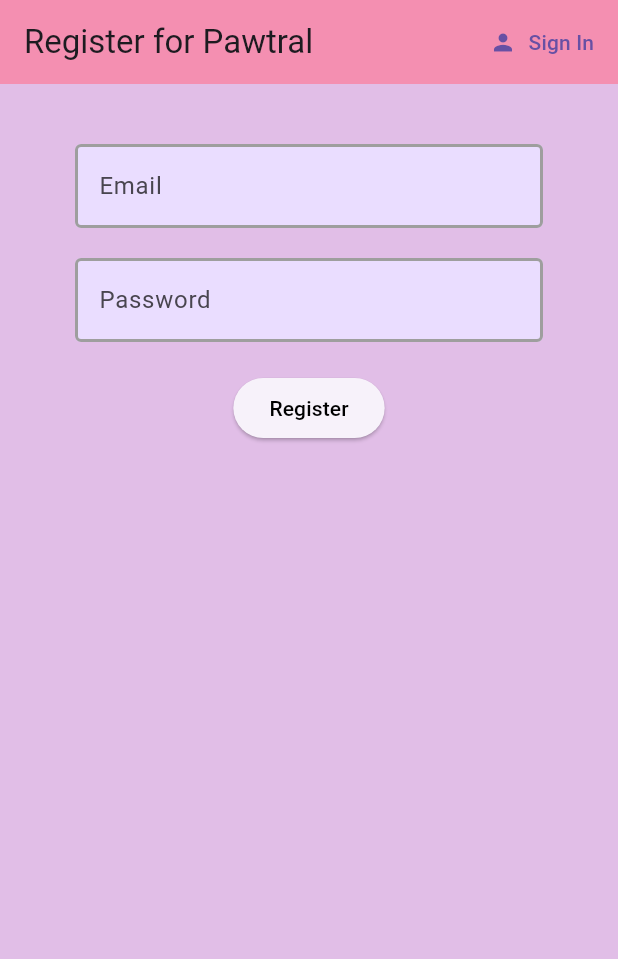
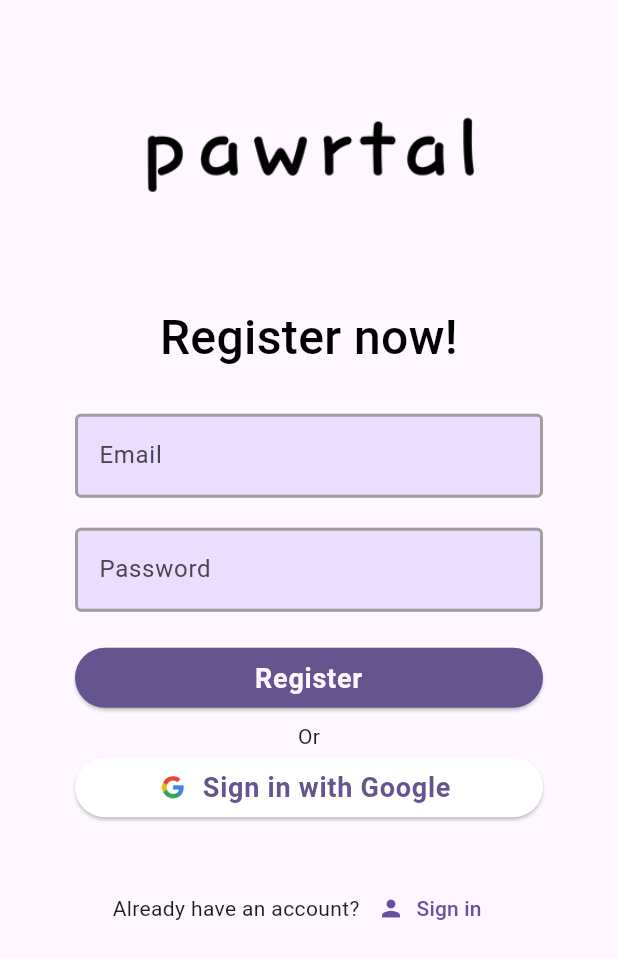
Before and after one commit to uniqly/pawrtal, a Flutter app: the screen it shows after launch, after a tap on "Sign in", after a tap on "Register", on a phone screen of 412 x 824 dp. Shown: the top 959 px of the screen. Run offline on Flutter 3.47's test engine with Material 3 defaults, Android fonts, the light colour scheme and no system bars; our stand-ins replace cloud_firestore, firebase_auth, firebase_core, flutter_spinkit; accounts and stored records are empty.

Commit message:
update ui

```diff
--- /dev/null
+++ b/devtools_options.yaml
@@ -0,0 +1,3 @@
+description: This file stores settings for Dart & Flutter DevTools.
+documentation: https://docs.flutter.dev/tools/devtools/extensions#configure-extension-enablement-states
+extensions:
--- a/lib/screens/authenticate/register.dart
+++ b/lib/screens/authenticate/register.dart
@@ -26,28 +26,29 @@
   @override
   Widget build(BuildContext context) {
     return loading ? const Loading() : Scaffold(
-      backgroundColor: Colors.purple[100],
-      appBar: AppBar(
-        backgroundColor: Colors.pink[200],
-        elevation: 0.0,
-        title: const Text('Register for Pawtral'),
-        actions: <Widget>[
-          TextButton.icon(
-            icon: const Icon(Icons.person),
-            label: const Text('Sign In'),
-            onPressed: () {
-              widget.toggleView();
-            }
-          )
-        ]
-        ),
+      backgroundColor: const Color(0xFFFEF7FF),
         body: Container(
           padding: const EdgeInsets.symmetric(vertical: 20.0, horizontal: 50.0),
           child: Form(
             key: _formKey,
             child: Column(
               children: <Widget>[
-                const SizedBox(height: 20.0),
+                Center(
+                child: Image.asset('assets/app/pawrtal.png'),
+              ),
+                const SizedBox(height: 50.0),
+                const Text(
+                'Register now!',
+                textAlign: TextAlign.center,
+                style: TextStyle(
+                  color: Colors.black,
+                  fontSize: 32,
+                  fontFamily: 'Roboto',
+                  fontWeight: FontWeight.w500,
+                  height: 0.05,
+                ),
+              ),
+              const SizedBox(height: 50.0),
                 TextFormField(
                   decoration: textInputDecoration.copyWith(hintText: 'Email'),
                   validator: (val) => val!.isEmpty ? 'Enter an email' : null,
@@ -65,13 +66,23 @@
                   },
                 ),
                 const SizedBox(height: 20.0),
-                ElevatedButton(
+                SizedBox(
+                width: double.infinity,
+                child: ElevatedButton(
                   style: ElevatedButton.styleFrom(
-                    foregroundColor: Colors.grey[400], // background color
+                    backgroundColor: const Color(0xFF65558F),
                   ),
                   child: const Text(
                     'Register',
-                    style: TextStyle(color: Colors.black),
+                    textAlign: TextAlign.center,
+                    style: TextStyle(
+                      color: Color(0xFFFEF7FF),
+                      fontSize: 18,
+                      fontFamily: 'Roboto',
+                      fontWeight: FontWeight.w700,
+                      height: 0.07,
+                      letterSpacing: 0.50,
+                    ),
                   ),
                   onPressed: () async {
                     if (_formKey.currentState!.validate()) {
@@ -86,12 +97,55 @@
                     }
                   },
                 ),
+                ),
+                const SizedBox(height: 5.0),
+                const Text('Or'),
+                SizedBox(
+                width: double.infinity,
+                child: ElevatedButton.icon(
+                  style: ElevatedButton.styleFrom(
+                    backgroundColor: Colors.white, // background color
+                  ),
+                  icon: Image.asset(
+                    'assets/app/google_logo_icon.png',
+                    height: 24,
+                    width: 24,
+                 ), // Google icon // Google icon
+                  onPressed: () {},
+                  label: const Text(
+                    'Sign in with Google',
+                    textAlign: TextAlign.center,
+                    style: TextStyle(
+                      color: Color(0xFF65558F),
+                      fontSize: 18,
+                      fontFamily: 'Roboto',
+                      fontWeight: FontWeight.w700,
+                      height: 0.07,
+                      letterSpacing: 0.50,
+                    ),
+                  ),
+                ),
+              ),
                 const SizedBox(height: 12.0),
                 Text(
                   error,
                   style: const TextStyle(color: Colors.red, fontSize: 14.0),
                 ),
-
+                Row(
+                mainAxisAlignment: MainAxisAlignment.center,
+                children: <Widget>[
+                  const Text(
+                    'Already have an account?'
+                  ),
+                  TextButton.icon(
+                    icon: const Icon(Icons.person),
+                    label: const Text('Sign in'),
+                    onPressed: () {
+                      widget.toggleView();
+                    },
+                  ),
+                ],
+              ),
               ],
             ),
           ),
--- a/lib/screens/authenticate/sign_in.dart
+++ b/lib/screens/authenticate/sign_in.dart
@@ -26,28 +26,30 @@
   @override
   Widget build(BuildContext context) {
     return loading ? const Loading() : Scaffold(
-      backgroundColor: Colors.purple[100],
-      appBar: AppBar(
-        backgroundColor: Colors.grey[300],
-        elevation: 0.0, // remove drop shadow
-        title: const Text('Welcome back owo!!'),
-        actions: <Widget>[
-          TextButton.icon(
-            icon: const Icon(Icons.person),
-            label: const Text('Register'),
-            onPressed: () {
-              widget.toggleView();
-            }
-          )
-        ]
-      ),
+      backgroundColor: const Color(0xFFFEF7FF),
+
       body: Container(
         padding: const EdgeInsets.symmetric(vertical: 20.0, horizontal: 50.0),
         child: Form(
           key: _formKey,
           child: Column(
             children: <Widget>[
-              const SizedBox(height: 20.0),
+              Center(
+                child: Image.asset('assets/app/pawrtal_logo_full.png'),
+              ),
+              const SizedBox(height: 50.0),
+              const Text(
+                'Welcome Back!',
+                textAlign: TextAlign.center,
+                style: TextStyle(
+                  color: Colors.black,
+                  fontSize: 32,
+                  fontFamily: 'Roboto',
+                  fontWeight: FontWeight.w500,
+                  height: 0.05,
+                ),
+              ),
+              const SizedBox(height: 80.0),
               TextFormField(
                 decoration: textInputDecoration.copyWith(hintText: 'Email'),
                 validator: (val) => val!.isEmpty ? 'Enter an email' : null,
@@ -65,13 +67,23 @@
                 },
               ),
               const SizedBox(height: 20.0),
-              ElevatedButton(
+              SizedBox(
+                width: double.infinity,
+                child: ElevatedButton(
                   style: ElevatedButton.styleFrom(
-                  foregroundColor: Colors.grey[400], // background color
+                    backgroundColor: const Color(0xFF65558F), // background color
                   ),
                   child: const Text(
                     'Sign in',
-                  style: TextStyle(color: Colors.black),
+                    textAlign: TextAlign.center,
+                    style: TextStyle(
+                      color: Color(0xFFFEF7FF),
+                      fontSize: 18,
+                      fontFamily: 'Roboto',
+                      fontWeight: FontWeight.w700,
+                      height: 0.07,
+                      letterSpacing: 0.50,
+                    ),
                   ),
                   onPressed: () async {
                     if (_formKey.currentState!.validate()) {
@@ -86,10 +98,56 @@
                     }
                   }
                 ),
-              const SizedBox(height: 12.0),
+              ),
+              const SizedBox(height: 5.0),
+              const Text('Or'),
+              SizedBox(
+                width: double.infinity,
+                child: ElevatedButton.icon(
+                  style: ElevatedButton.styleFrom(
+                    backgroundColor: Colors.white, // background color
+                  ),
+                  icon: Image.asset(
+                    'assets/app/google_logo_icon.png',
+                    height: 24,
+                    width: 24,
+                 ), // Google icon
+                  onPressed: () {
+
+                  },
+                  label: const Text(
+                    'Sign in with Google',
+                    textAlign: TextAlign.center,
+                    style: TextStyle(
+                      color: Color(0xFF65558F),
+                      fontSize: 18,
+                      fontFamily: 'Roboto',
+                      fontWeight: FontWeight.w700,
+                      height: 0.07,
+                      letterSpacing: 0.50,
+                    ),
+                  ),
+                ),
+              ),
+              const SizedBox(height: 5.0),
               Text(
                 error,
                 style: const TextStyle(color: Colors.red, fontSize: 14.0),
+              ),
+              Row(
+                mainAxisAlignment: MainAxisAlignment.center,
+                children: <Widget>[
+                  const Text(
+                    'Don\'t have an account?'
+                  ),
+                  TextButton.icon(
+                    icon: const Icon(Icons.person),
+                    label: const Text('Register'),
+                    onPressed: () {
+                      widget.toggleView();
+                    },
+                  ),
+                ],
               ),
             ],
           ),
--- a/lib/services/auth.dart
+++ b/lib/services/auth.dart
@@ -1,6 +1,5 @@
 import 'package:firebase_auth/firebase_auth.dart';
 import 'package:pawrtal/models/myuser.dart';
-
 class AuthService {
 
   final FirebaseAuth _auth = FirebaseAuth.instance;
@@ -41,6 +40,7 @@
 
   // sign in with google
 
+
   // register with email and password
   Future registerWithEmailandPassword(String email, String password) async {
     try {
--- /dev/null
+++ b/lib/services/database.dart
@@ -0,0 +1,7 @@
+import 'package:cloud_firestore/cloud_firestore.dart';
+
+class DatabaseService {
+
+  // Collection reference
+  final CollectionReference subpawrtalCollection = FirebaseFirestore.instance.collection('subpawrtals');
+}
```
Also changed, not shown: pubspec.yaml (+6 -3 lines), assets/app/google_logo_icon.png (added), pubspec.lock, 1 other file. Lines whose indentation alone changed are shown as unchanged.
